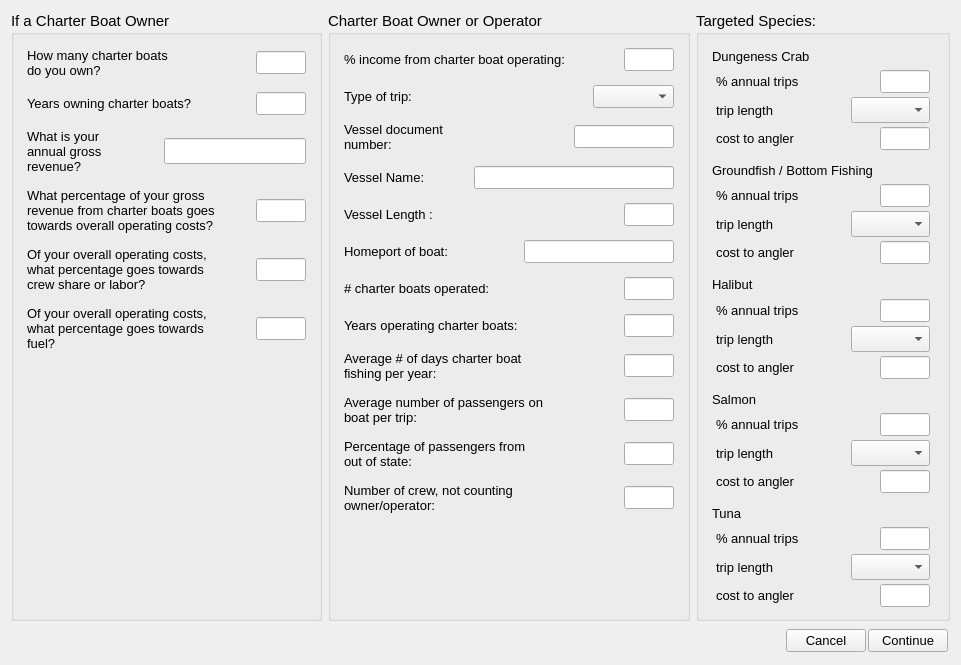
This is oom_norcal_charter/Interview/rec_cpfv.ui in Ecotrust/openoceanmap-desktop as Qt 5 draws it before an edit. The edited form follows.
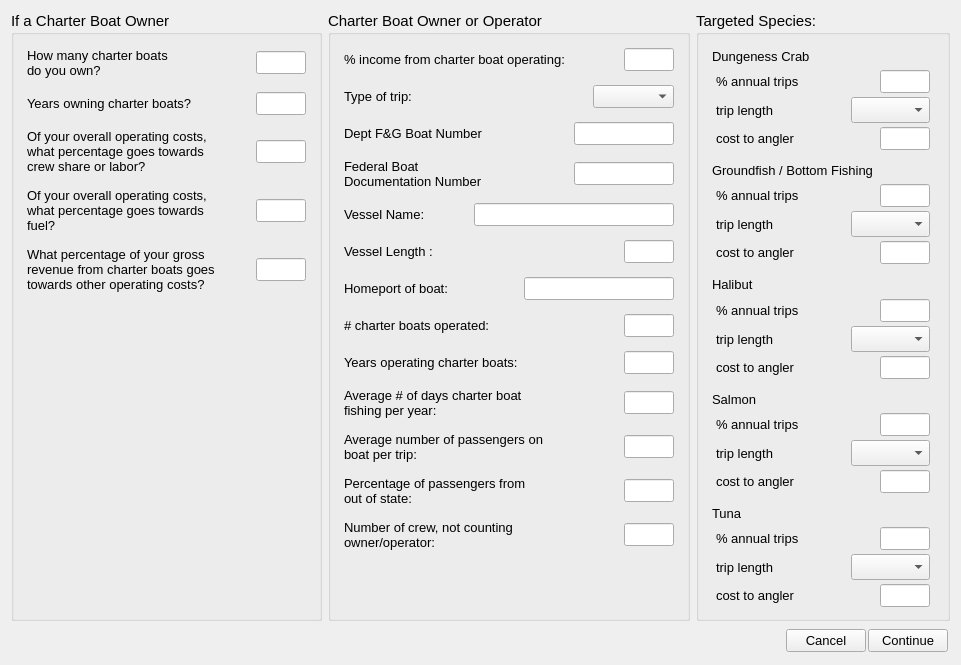
This is the edited form.

Commit message: first pass norcal charter interview

What changed in the file:
```diff
--- a/oom_norcal_charter/Interview/rec_cpfv.ui
+++ b/oom_norcal_charter/Interview/rec_cpfv.ui
@@ -199,139 +199,6 @@
             </layout>
            </widget>
           </item>
-          <item>
-           <widget class="QWidget" native="1" name="widget_2" >
-            <layout class="QHBoxLayout" name="horizontalLayout_2" >
-             <property name="spacing" >
-              <number>4</number>
-             </property>
-             <property name="margin" >
-              <number>4</number>
-             </property>
-             <item>
-              <widget class="QLabel" name="label_2" >
-               <property name="maximumSize" >
-                <size>
-                 <width>150</width>
-                 <height>16777215</height>
-                </size>
-               </property>
-               <property name="font" >
-                <font>
-                 <pointsize>10</pointsize>
-                </font>
-               </property>
-               <property name="text" >
-                <string>What is your annual gross revenue?</string>
-               </property>
-               <property name="wordWrap" >
-                <bool>true</bool>
-               </property>
-              </widget>
-             </item>
-             <item>
-              <spacer name="horizontalSpacer" >
-               <property name="orientation" >
-                <enum>Qt::Horizontal</enum>
-               </property>
-               <property name="sizeHint" stdset="0" >
-                <size>
-                 <width>40</width>
-                 <height>20</height>
-                </size>
-               </property>
-              </spacer>
-             </item>
-             <item>
-              <widget class="QLineEdit" name="cpfv_revenue_line" />
-             </item>
-            </layout>
-           </widget>
-          </item>
-          <item>
-           <widget class="QWidget" native="1" name="home_port_23" >
-            <property name="font" >
-             <font>
-              <pointsize>10</pointsize>
-             </font>
-            </property>
-            <layout class="QHBoxLayout" >
-             <property name="spacing" >
-              <number>4</number>
-             </property>
-             <property name="margin" >
-              <number>4</number>
-             </property>
-             <item>
-              <widget class="QLabel" name="landing_port_text_9" >
-               <property name="minimumSize" >
-                <size>
-                 <width>200</width>
-                 <height>0</height>
-                </size>
-               </property>
-               <property name="maximumSize" >
-                <size>
-                 <width>200</width>
-                 <height>16777215</height>
-                </size>
-               </property>
-               <property name="font" >
-                <font>
-                 <pointsize>10</pointsize>
-                </font>
-               </property>
-               <property name="text" >
-                <string>What percentage of your gross revenue from charter boats goes towards overall operating costs?</string>
-               </property>
-               <property name="wordWrap" >
-                <bool>true</bool>
-               </property>
-              </widget>
-             </item>
-             <item>
-              <spacer>
-               <property name="orientation" >
-                <enum>Qt::Horizontal</enum>
-               </property>
-               <property name="sizeHint" stdset="0" >
-                <size>
-                 <width>40</width>
-                 <height>20</height>
-                </size>
-               </property>
-              </spacer>
-             </item>
-             <item>
-              <widget class="QLineEdit" name="cpfv_operating_cost_line" >
-               <property name="enabled" >
-                <bool>true</bool>
-               </property>
-               <property name="minimumSize" >
-                <size>
-                 <width>50</width>
-                 <height>0</height>
-                </size>
-               </property>
-               <property name="maximumSize" >
-                <size>
-                 <width>50</width>
-                 <height>16777215</height>
-                </size>
-               </property>
-               <property name="font" >
-                <font>
-                 <pointsize>10</pointsize>
-                </font>
-               </property>
-               <property name="text" >
-                <string/>
-               </property>
-              </widget>
-             </item>
-            </layout>
-           </widget>
-          </item>
           <item>
            <widget class="QWidget" native="1" name="home_port_24" >
             <property name="font" >
@@ -500,6 +367,90 @@
             </layout>
            </widget>
           </item>
+          <item>
+           <widget class="QWidget" native="1" name="home_port_23" >
+            <property name="font" >
+             <font>
+              <pointsize>10</pointsize>
+             </font>
+            </property>
+            <layout class="QHBoxLayout" >
+             <property name="spacing" >
+              <number>4</number>
+             </property>
+             <property name="margin" >
+              <number>4</number>
+             </property>
+             <item>
+              <widget class="QLabel" name="landing_port_text_9" >
+               <property name="minimumSize" >
+                <size>
+                 <width>200</width>
+                 <height>0</height>
+                </size>
+               </property>
+               <property name="maximumSize" >
+                <size>
+                 <width>200</width>
+                 <height>16777215</height>
+                </size>
+               </property>
+               <property name="font" >
+                <font>
+                 <pointsize>10</pointsize>
+                </font>
+               </property>
+               <property name="text" >
+                <string>What percentage of your gross revenue from charter boats goes towards other operating costs?</string>
+               </property>
+               <property name="wordWrap" >
+                <bool>true</bool>
+               </property>
+              </widget>
+             </item>
+             <item>
+              <spacer>
+               <property name="orientation" >
+                <enum>Qt::Horizontal</enum>
+               </property>
+               <property name="sizeHint" stdset="0" >
+                <size>
+                 <width>40</width>
+                 <height>20</height>
+                </size>
+               </property>
+              </spacer>
+             </item>
+             <item>
+              <widget class="QLineEdit" name="cpfv_operating_cost_line" >
+               <property name="enabled" >
+                <bool>true</bool>
+               </property>
+               <property name="minimumSize" >
+                <size>
+                 <width>50</width>
+                 <height>0</height>
+                </size>
+               </property>
+               <property name="maximumSize" >
+                <size>
+                 <width>50</width>
+                 <height>16777215</height>
+                </size>
+               </property>
+               <property name="font" >
+                <font>
+                 <pointsize>10</pointsize>
+                </font>
+               </property>
+               <property name="text" >
+                <string/>
+               </property>
+              </widget>
+             </item>
+            </layout>
+           </widget>
+          </item>
           <item>
            <spacer name="verticalSpacer_2" >
             <property name="orientation" >
@@ -528,7 +479,7 @@
        <property name="title" >
         <string>Charter Boat Owner or Operator:</string>
        </property>
-       <layout class="QVBoxLayout" >
+       <layout class="QVBoxLayout" name="verticalLayout_7" >
         <item>
          <widget class="QWidget" native="1" name="widget_3" >
           <layout class="QHBoxLayout" name="horizontalLayout_3" >
@@ -696,7 +647,7 @@
               </font>
              </property>
              <property name="text" >
-              <string>Vessel document number:</string>
+              <string>Dept F&amp;G Boat Number</string>
              </property>
              <property name="wordWrap" >
               <bool>true</bool>
@@ -746,6 +697,90 @@
           </layout>
          </widget>
         </item>
+        <item>
+         <widget class="QWidget" native="1" name="ves_license_6" >
+          <property name="font" >
+           <font>
+            <pointsize>10</pointsize>
+           </font>
+          </property>
+          <layout class="QHBoxLayout" name="_2" >
+           <property name="spacing" >
+            <number>4</number>
+           </property>
+           <property name="margin" >
+            <number>4</number>
+           </property>
+           <item>
+            <widget class="QLabel" name="federal_vessel_id_text_5" >
+             <property name="minimumSize" >
+              <size>
+               <width>150</width>
+               <height>0</height>
+              </size>
+             </property>
+             <property name="maximumSize" >
+              <size>
+               <width>150</width>
+               <height>16777215</height>
+              </size>
+             </property>
+             <property name="font" >
+              <font>
+               <pointsize>10</pointsize>
+              </font>
+             </property>
+             <property name="text" >
+              <string>Federal Boat Documentation Number</string>
+             </property>
+             <property name="wordWrap" >
+              <bool>true</bool>
+             </property>
+            </widget>
+           </item>
+           <item>
+            <spacer>
+             <property name="orientation" >
+              <enum>Qt::Horizontal</enum>
+             </property>
+             <property name="sizeHint" stdset="0" >
+              <size>
+               <width>40</width>
+               <height>20</height>
+              </size>
+             </property>
+            </spacer>
+           </item>
+           <item>
+            <widget class="QLineEdit" name="cpfv_fed_doc_line" >
+             <property name="enabled" >
+              <bool>true</bool>
+             </property>
+             <property name="minimumSize" >
+              <size>
+               <width>100</width>
+               <height>0</height>
+              </size>
+             </property>
+             <property name="maximumSize" >
+              <size>
+               <width>100</width>
+               <height>16777215</height>
+              </size>
+             </property>
+             <property name="font" >
+              <font>
+               <pointsize>10</pointsize>
+              </font>
+             </property>
+             <property name="text" >
+              <string/>
+             </property>
+            </widget>
+           </item>
+          </layout>
+         </widget>
+        </item>
         <item>
          <widget class="QWidget" native="1" name="vessel_length_5" >
           <property name="font" >
```
Left out of the diff: 1 changed line with no effect on the pictures. The commit also changes 2 other files.
